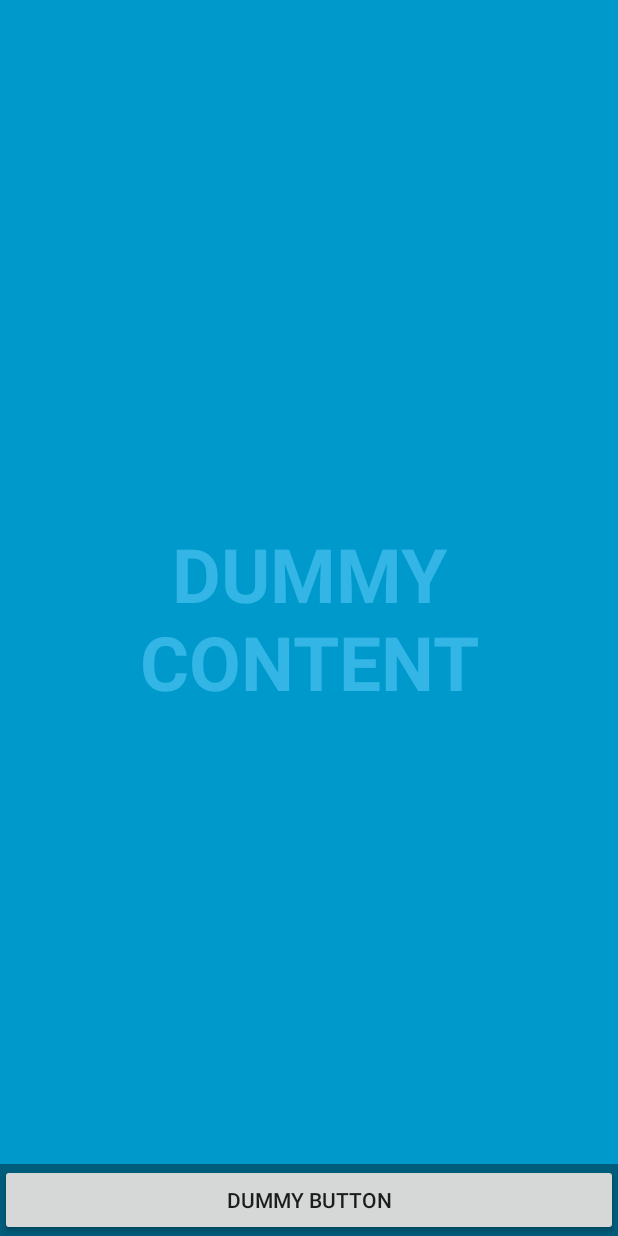
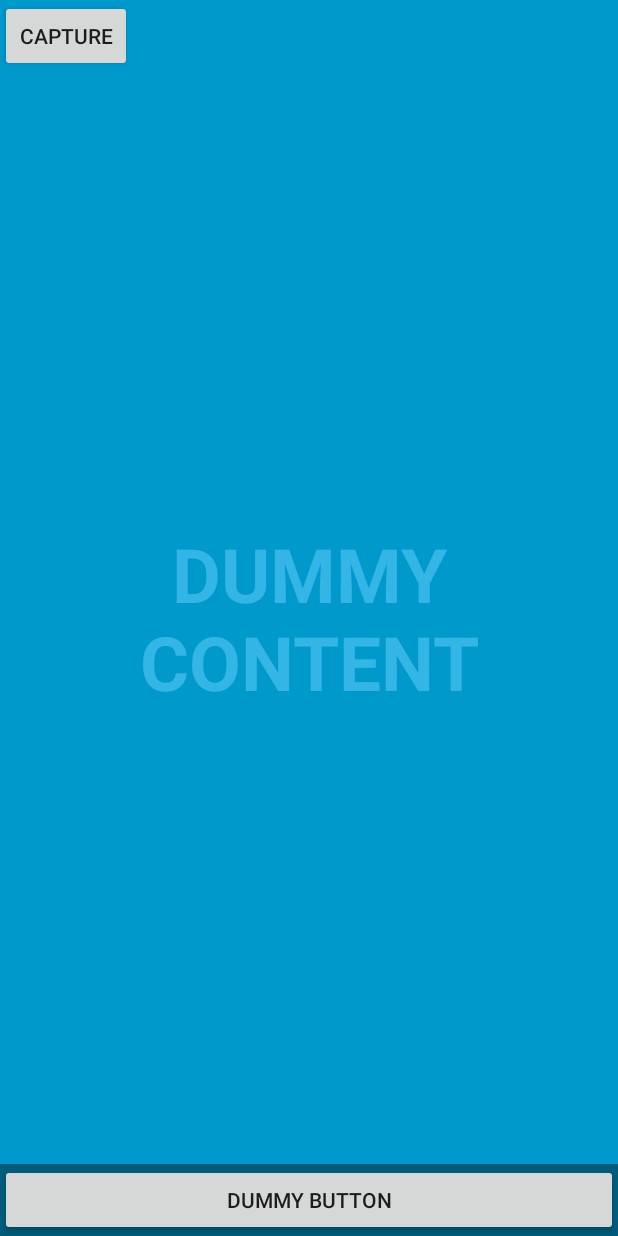
Before and after one commit to ohjay/RolyPoly, an Android app: the layout activity_main.xml on its own in the app's theme, with its tools: preview values and no code run, on a phone screen of 412 x 824 dp. Run offline under Robolectric (Android 15) with nearby library versions, the light colour scheme and no system bars.

Commit message:
added capture button

```diff
--- a/app/src/main/java/xyz/owenjow/facialrecognizerer/CaptureActivity.java
+++ b/app/src/main/java/xyz/owenjow/facialrecognizerer/CaptureActivity.java
@@ -9,5 +9,6 @@ public class CaptureActivity extends AppCompatActivity {
     protected void onCreate(Bundle savedInstanceState) {
         super.onCreate(savedInstanceState);
         setContentView(R.layout.activity_capture);
+
     }
 }
--- a/app/src/main/res/layout/activity_main.xml
+++ b/app/src/main/res/layout/activity_main.xml
@@ -45,6 +45,13 @@
                 android:text="@string/dummy_button" />
 
         </LinearLayout>
+
+        <Button
+            android:text="Capture"
+            android:layout_width="wrap_content"
+            android:layout_height="wrap_content"
+            android:id="@+id/capture_button"
+            android:onClick="goCapture" />
     </FrameLayout>
 
 </FrameLayout>
```
Also changed, not shown: app/src/main/java/xyz/owenjow/facialrecognizerer/MainActivity.java (+8 -1 lines).
